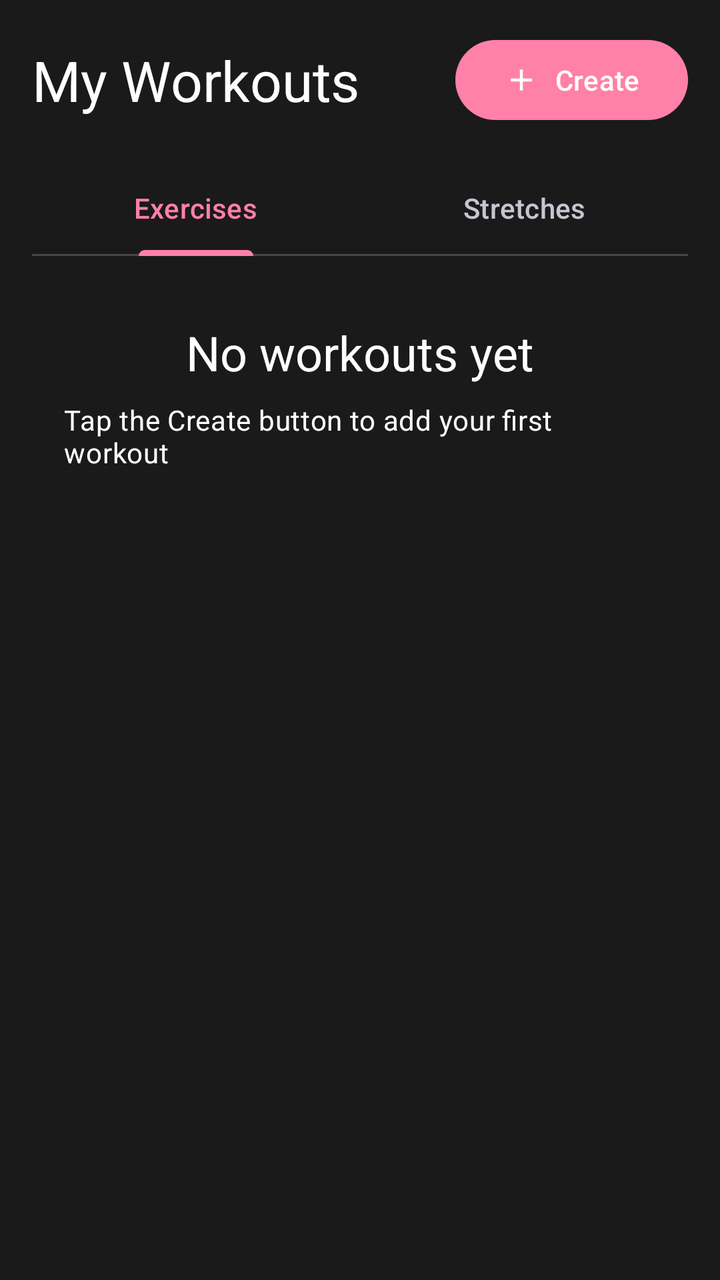
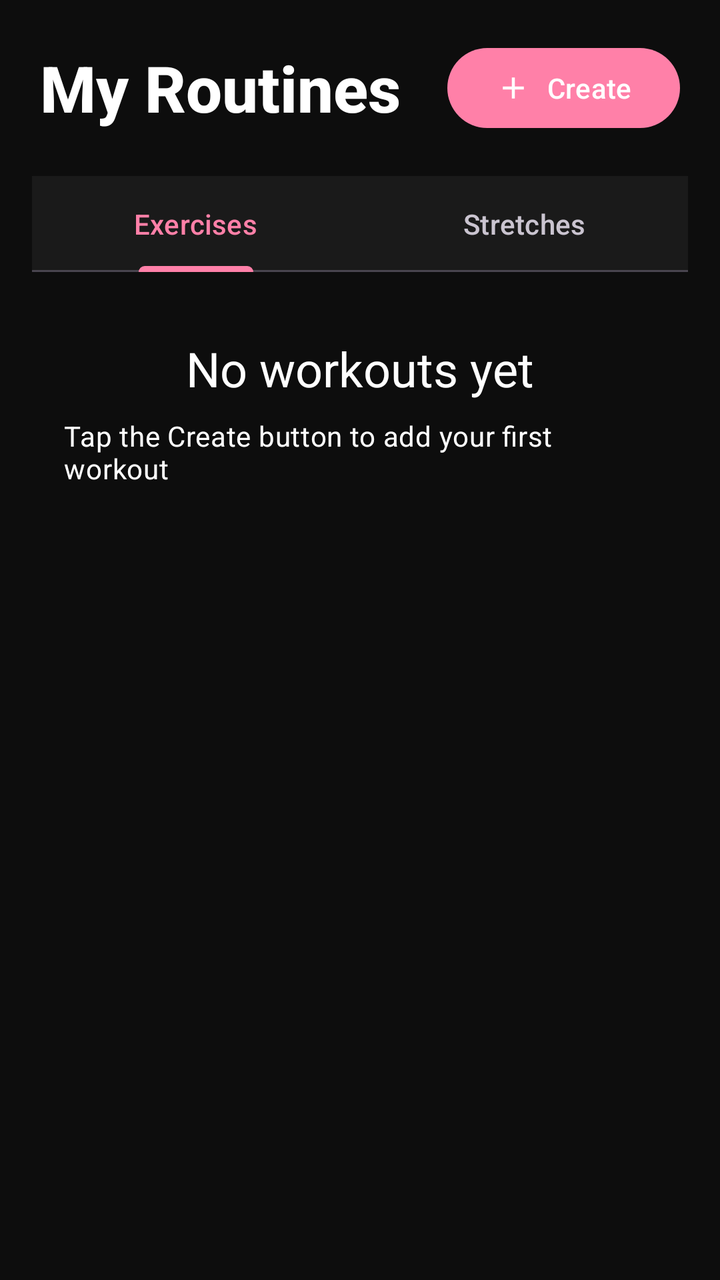

Before-and-after screenshots of an Android layout around one commit, followed by the original layout XML and the change that was made.
<!-- AndroidManifest.xml: application theme Theme.MyApp -->
<!-- res/layout/fragment_workout.xml -->
<?xml version="1.0" encoding="utf-8"?>
<androidx.constraintlayout.widget.ConstraintLayout xmlns:android="http://schemas.android.com/apk/res/android"
    xmlns:app="http://schemas.android.com/apk/res-auto"
    xmlns:tools="http://schemas.android.com/tools"
    android:layout_width="match_parent"
    android:layout_height="match_parent"
    android:background="?attr/colorSurface"
    android:fitsSystemWindows="true">

    
    <LinearLayout
        android:id="@+id/llHeader"
        android:layout_width="match_parent"
        android:layout_height="wrap_content"
        android:orientation="horizontal"
        android:gravity="center_vertical"
        android:padding="16dp"
        android:paddingTop="32dp"
        app:layout_constraintTop_toTopOf="parent"
        app:layout_constraintStart_toStartOf="parent"
        app:layout_constraintEnd_toEndOf="parent">

        <TextView
            android:layout_width="0dp"
            android:layout_height="wrap_content"
            android:layout_weight="1"
            android:text="@string/my_workouts"
            android:textAppearance="?attr/textAppearanceHeadlineMedium"
            android:textColor="?attr/colorOnSurface" />

        <com.google.android.material.button.MaterialButton
            android:id="@+id/btnCreateWorkout"
            android:layout_width="wrap_content"
            android:layout_height="48dp"
            android:text="Create"
            app:icon="@drawable/ic_add"
            app:cornerRadius="24dp"
            style="@style/Widget.Material3.Button.UnelevatedButton" />

    </LinearLayout>

    
    <com.google.android.material.tabs.TabLayout
        android:id="@+id/tabLayout"
        android:layout_width="match_parent"
        android:layout_height="48dp"
        android:layout_marginHorizontal="16dp"
        app:layout_constraintTop_toBottomOf="@+id/llHeader"
        app:layout_constraintStart_toStartOf="parent"
        app:layout_constraintEnd_toEndOf="parent"
        app:tabMode="fixed"
        app:tabGravity="fill">

        <com.google.android.material.tabs.TabItem
            android:layout_width="wrap_content"
            android:layout_height="wrap_content"
            android:text="@string/exercises" />

        <com.google.android.material.tabs.TabItem
            android:layout_width="wrap_content"
            android:layout_height="wrap_content"
            android:text="@string/stretches" />

    </com.google.android.material.tabs.TabLayout>

    <LinearLayout
        android:id="@+id/emptyLayout"
        android:layout_width="match_parent"
        android:layout_height="wrap_content"
        android:orientation="vertical"
        android:gravity="center"
        android:padding="32dp"
        app:layout_constraintTop_toBottomOf="@id/tabLayout"
        app:layout_constraintStart_toStartOf="parent"
        app:layout_constraintEnd_toEndOf="parent">

        <TextView
            android:layout_width="wrap_content"
            android:layout_height="wrap_content"
            android:text="No workouts yet"
            android:textAppearance="?attr/textAppearanceHeadlineSmall"
            android:textColor="?attr/colorOnSurface"/>

        <TextView
            android:layout_width="wrap_content"
            android:layout_height="wrap_content"
            android:text="Tap the Create button to add your first workout"
            android:textAppearance="?attr/textAppearanceBodyMedium"
            android:textColor="?attr/colorOnSurface"
            android:layout_marginTop="8dp"/>
    </LinearLayout>

    
    <androidx.recyclerview.widget.RecyclerView
        android:id="@+id/rvWorkouts"
        android:layout_width="match_parent"
        android:layout_height="0dp"
        android:padding="16dp"
        android:clipToPadding="false"
        app:layout_constraintTop_toBottomOf="@+id/tabLayout"
        app:layout_constraintBottom_toBottomOf="parent"
        app:layout_constraintStart_toStartOf="parent"
        app:layout_constraintEnd_toEndOf="parent"
        tools:itemCount="5"
        tools:listitem="@layout/item_workout" />


</androidx.constraintlayout.widget.ConstraintLayout>
<!-- res/layout/item_workout.xml (included above) -->
<?xml version="1.0" encoding="utf-8"?>
<com.google.android.material.card.MaterialCardView xmlns:android="http://schemas.android.com/apk/res/android"
    xmlns:app="http://schemas.android.com/apk/res-auto"
    android:layout_width="match_parent"
    android:layout_height="wrap_content"
    android:layout_marginVertical="6dp"
    app:cardCornerRadius="12dp"
    app:cardElevation="4dp"
    android:clickable="true"
    android:focusable="true"
    android:foreground="?attr/selectableItemBackground">

    <LinearLayout
        android:layout_width="match_parent"
        android:layout_height="wrap_content"
        android:orientation="horizontal"
        android:padding="16dp"
        android:gravity="center_vertical">

        
        <com.google.android.material.card.MaterialCardView
            android:layout_width="48dp"
            android:layout_height="48dp"
            android:layout_marginEnd="16dp"
            app:cardCornerRadius="24dp"
            app:cardBackgroundColor="@color/vibrantAccent">

            <TextView
                android:id="@+id/tvWorkoutIcon"
                android:layout_width="match_parent"
                android:layout_height="match_parent"
                android:text="💪"
                android:textSize="24sp"
                android:gravity="center" />

        </com.google.android.material.card.MaterialCardView>

        
        <LinearLayout
            android:layout_width="0dp"
            android:layout_height="wrap_content"
            android:layout_weight="1"
            android:orientation="vertical">

            <TextView
                android:id="@+id/tvWorkoutName"
                android:layout_width="wrap_content"
                android:layout_height="wrap_content"
                android:text="Full Body Workout"
                android:textAppearance="?attr/textAppearanceTitleMedium"
                android:textColor="?attr/colorOnSurface" />

            <TextView
                android:id="@+id/tvWorkoutDetails"
                android:layout_width="wrap_content"
                android:layout_height="wrap_content"
                android:text="8 exercises"
                android:textAppearance="?attr/textAppearanceBodyMedium"
                android:textColor="?attr/colorOnSurfaceVariant"
                android:layout_marginTop="4dp" />

        </LinearLayout>

        
        <com.google.android.material.button.MaterialButton
            android:id="@+id/btnMoreOptions"
            android:layout_width="48dp"
            android:layout_height="48dp"
            app:icon="@drawable/ic_more_vert"
            app:iconGravity="textStart"
            app:iconPadding="0dp"
            style="@style/Widget.Material3.Button.IconButton" />

    </LinearLayout>

</com.google.android.material.card.MaterialCardView>
<!-- resources referenced by this layout -->
<resources>
  <color name="vibrantAccent">#ff80a8</color>
  <!-- drawable ic_add (drawable) -->
  <?xml version="1.0" encoding="utf-8"?>
  <vector xmlns:android="http://schemas.android.com/apk/res/android"
      android:width="24dp"
      android:height="24dp"
      android:viewportWidth="24"
      android:viewportHeight="24"
      android:tint="?attr/colorOnPrimary">
      <path
          android:fillColor="@android:color/white"
          android:pathData="M19,13h-6v6h-2v-6H5v-2h6V5h2v6h6v2z"/>
  </vector>
  <!-- drawable ic_more_vert (drawable) -->
  <?xml version="1.0" encoding="utf-8"?>
  <vector xmlns:android="http://schemas.android.com/apk/res/android"
      android:width="24dp"
      android:height="24dp"
      android:viewportWidth="24"
      android:viewportHeight="24"
      android:tint="?attr/colorOnSurface">
      <path
          android:fillColor="@android:color/white"
          android:pathData="M12,8c1.1,0 2,-0.9 2,-2s-0.9,-2 -2,-2 -2,0.9 -2,2 0.9,2 2,2zM12,10c-1.1,0 -2,0.9 -2,2s0.9,2 2,2 2,-0.9 2,-2 -0.9,-2 -2,-2zM12,16c-1.1,0 -2,0.9 -2,2s0.9,2 2,2 2,-0.9 2,-2 -0.9,-2 -2,-2z"/>
  </vector>
  <string name="exercises">Exercises</string>
  <string name="my_workouts">My Workouts</string>
  <string name="stretches">Stretches</string>
  <style name="Theme.MyApp" parent="Base.Theme.MyApp" />
  <style name="Base.Theme.MyApp" parent="Theme.Material3.Dark.NoActionBar">
          
          <item name="colorPrimary">@color/vibrantAccent</item>
          <item name="colorPrimaryVariant">@color/vibrantAccentDark</item>
          <item name="colorOnPrimary">@color/white</item>
  
          
          <item name="colorSecondary">@color/teal_200</item>
          <item name="colorSecondaryVariant">@color/teal_200</item>
          <item name="colorOnSecondary">@color/black</item>
  
          
          <item name="android:colorBackground">@color/backgroundDark</item>
          <item name="colorSurface">@color/backgroundLight</item>
          <item name="colorOnSurface">@color/textColor</item>
  
          
          <item name="android:statusBarColor">@android:color/transparent</item>
          <item name="android:windowLightStatusBar">false</item>
          <item name="android:windowTranslucentStatus">false</item>
          <item name="android:windowDrawsSystemBarBackgrounds">true</item>
  
          
          <item name="android:navigationBarColor">@color/backgroundDark</item>
          <item name="android:windowLightNavigationBar">false</item>
          <item name="android:windowTranslucentNavigation">false</item>
  
          
          <item name="android:textColorPrimary">@color/textColor</item>
          <item name="android:textColorSecondary">@color/hintColor</item>
          <item name="android:textColorHint">@color/hintColor</item>
      </style>
  <color name="vibrantAccentDark">#cc6686</color>
  <color name="white">#FFFFFFFF</color>
  <color name="teal_200">#03DAC5</color>
  <color name="black">#FF000000</color>
  <color name="backgroundDark">#0D0D0D</color>
  <color name="backgroundLight">#1A1A1A</color>
  <color name="textColor">#FFFFFF</color>
  <color name="hintColor">#808080</color>
</resources>

<!-- the commit's change to res/layout/fragment_workout.xml (unified diff, before → after) -->
@@ -4,7 +4,7 @@
     xmlns:tools="http://schemas.android.com/tools"
     android:layout_width="match_parent"
     android:layout_height="match_parent"
-    android:background="?attr/colorSurface"
+    android:background="@color/backgroundDark"
     android:fitsSystemWindows="true">
 
     
@@ -14,8 +14,8 @@
         android:layout_height="wrap_content"
         android:orientation="horizontal"
         android:gravity="center_vertical"
-        android:padding="16dp"
-        android:paddingTop="32dp"
+        android:padding="20dp"
+        android:paddingTop="40dp"
         app:layout_constraintTop_toTopOf="parent"
         app:layout_constraintStart_toStartOf="parent"
         app:layout_constraintEnd_toEndOf="parent">
@@ -24,9 +24,8 @@
             android:layout_width="0dp"
             android:layout_height="wrap_content"
             android:layout_weight="1"
-            android:text="@string/my_workouts"
-            android:textAppearance="?attr/textAppearanceHeadlineMedium"
-            android:textColor="?attr/colorOnSurface" />
+            android:text="@string/my_routines"
+            style="@style/FragmentTitle" />
 
         <com.google.android.material.button.MaterialButton
             android:id="@+id/btnCreateWorkout"
<!-- resource entries referenced after the edit -->
@@ -26,8 +26,14 @@
           android:pathData="M12,8c1.1,0 2,-0.9 2,-2s-0.9,-2 -2,-2 -2,0.9 -2,2 0.9,2 2,2zM12,10c-1.1,0 -2,0.9 -2,2s0.9,2 2,2 2,-0.9 2,-2 -0.9,-2 -2,-2zM12,16c-1.1,0 -2,0.9 -2,2s0.9,2 2,2 2,-0.9 2,-2 -0.9,-2 -2,-2z"/>
   </vector>
   <string name="exercises">Exercises</string>
-  <string name="my_workouts">My Workouts</string>
+  <string name="my_routines">My Routines</string>
   <string name="stretches">Stretches</string>
+  <style name="FragmentTitle">
+          <item name="android:textColor">@color/white</item>
+          <item name="android:textSize">32sp</item>
+          <item name="android:textStyle">bold</item>
+          <item name="android:fontFamily">sans-serif-medium</item>
+      </style>
   <style name="Theme.MyApp" parent="Base.Theme.MyApp" />
   <style name="Base.Theme.MyApp" parent="Theme.Material3.Dark.NoActionBar">
           
